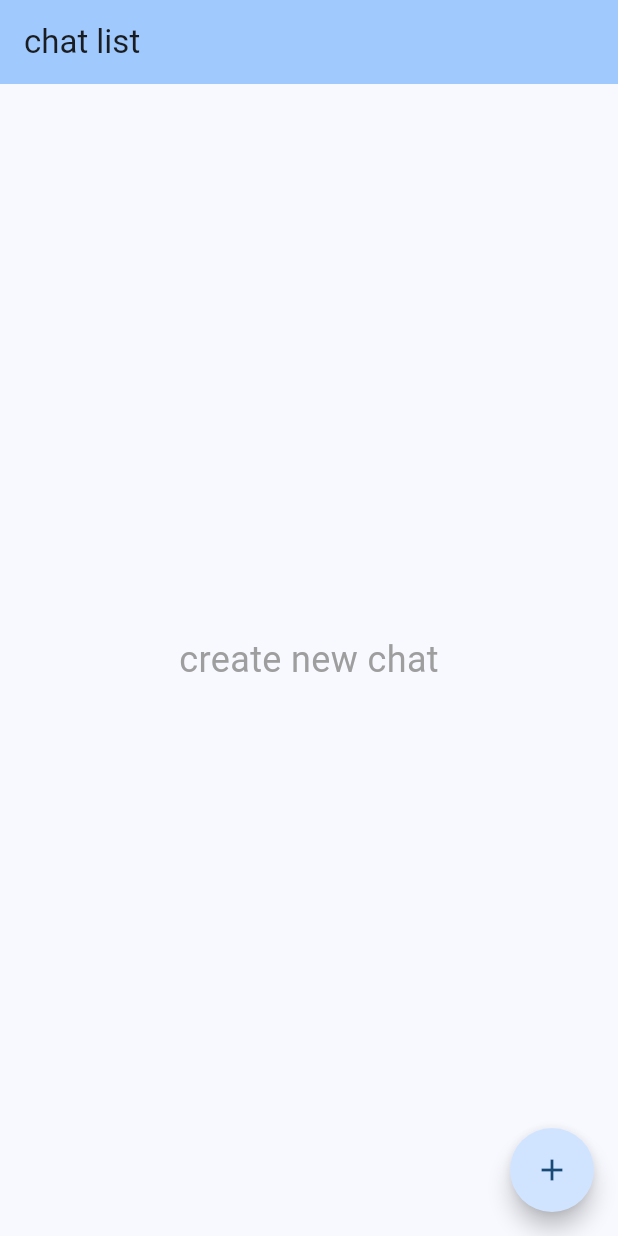
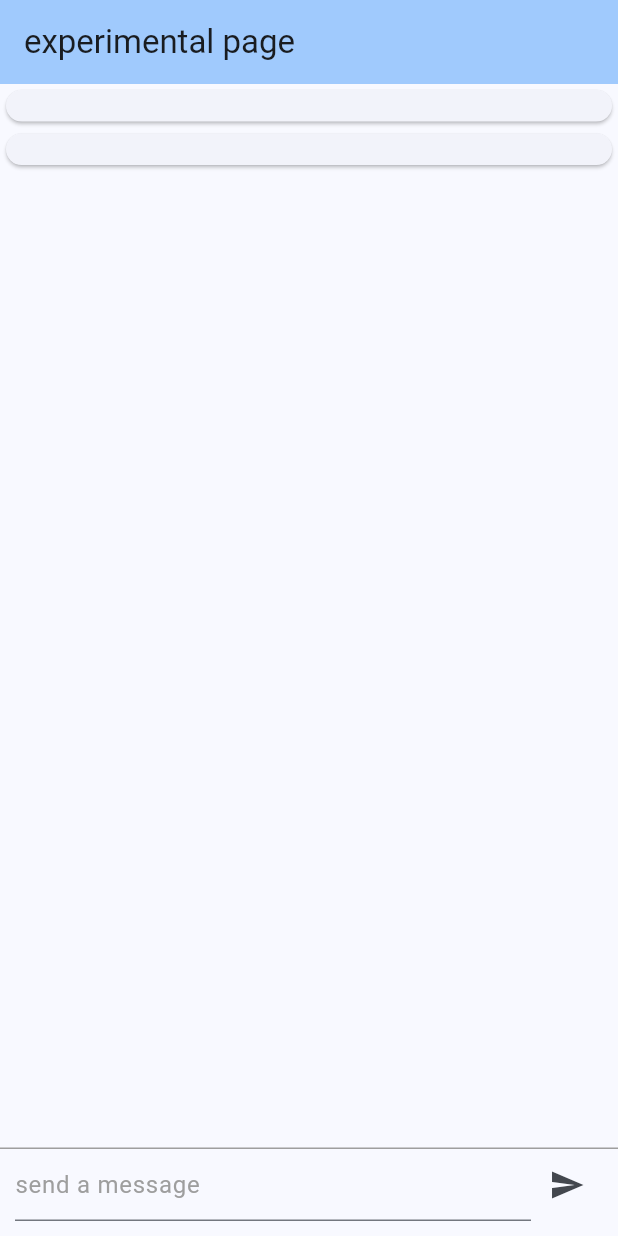
Before and after one commit to macaroni10y/flutter_training_for_spajam, a Flutter app: the screen it shows after launch, on a phone screen of 412 x 824 dp. Run offline on Flutter 3.47's test engine with Material 2 defaults, Android fonts, the phone set to English and light mode, and no system bars; our stand-ins replace chat_bubbles; missing offline and left inert: dart_openai.

Commit message:
create experimental page that is independent from my own backend api

```diff
--- /dev/null
+++ b/lib/api/open_ai_api_client.dart
@@ -0,0 +1,20 @@
+import 'package:dart_openai/dart_openai.dart';
+
+class OpenAiApiClient {
+  Future<void> getCompletion(String message, Function callback) async {
+    print("message: $message");
+    OpenAIChatCompletionModel chatCompletion =
+        await OpenAI.instance.chat.create(
+      model: "gpt-3.5-turbo",
+      messages: [
+        OpenAIChatCompletionChoiceMessageModel(
+          content: message,
+          role: OpenAIChatMessageRole.user,
+        ),
+      ],
+    );
+    chatCompletion.choices.forEach((element) {print(element);});
+
+    callback(chatCompletion.choices[0].message.content);
+  }
+}
--- a/lib/app.dart
+++ b/lib/app.dart
@@ -1,4 +1,5 @@
 import 'package:flutter/material.dart';
+import 'package:flutter_training_for_spajam/page/experiment_completion_api_page.dart';
 import 'package:flutter_training_for_spajam/page/select_page.dart';
 
 class MyApp extends StatelessWidget {
@@ -20,5 +21,5 @@ class MyHomePage extends StatelessWidget {
   const MyHomePage({super.key});
 
   @override
-  Widget build(BuildContext context) => const SelectPage();
+  Widget build(BuildContext context) => const ExperimentCompletionApiPage();
 }
--- a/lib/page/chat_page.dart
+++ b/lib/page/chat_page.dart
@@ -87,7 +87,8 @@ class _ChatPageState extends State<ChatPage> {
                 icon: const Icon(Icons.delete))
           ],
         ),
-        body: Center(
+        body: SafeArea(
+          child: Center(
             child: Column(
               mainAxisAlignment: MainAxisAlignment.center,
               children: <Widget>[
@@ -101,5 +102,6 @@ class _ChatPageState extends State<ChatPage> {
               ],
             ),
           ),
+        ),
       );
 }
--- /dev/null
+++ b/lib/page/experiment_completion_api_page.dart
@@ -0,0 +1,45 @@
+import 'package:flutter/material.dart';
+import 'package:flutter_training_for_spajam/api/open_ai_api_client.dart';
+import 'package:flutter_training_for_spajam/widget/message_bar.dart';
+
+class ExperimentCompletionApiPage extends StatefulWidget {
+  const ExperimentCompletionApiPage({super.key});
+
+  @override
+  State<StatefulWidget> createState() => _ExperimentCompletionApiPageState();
+}
+
+class _ExperimentCompletionApiPageState
+    extends State<ExperimentCompletionApiPage> {
+  String reply = '';
+  String input = '';
+
+
+  void setInput(String input) => setState(() => this.input = input);
+  void setReply(String reply) => setState(() => this.reply = reply);
+
+  void onSubmit(String data) {
+    setInput(data);
+    OpenAiApiClient().getCompletion(data, (reply) => setReply(reply));
+  }
+
+  @override
+  Widget build(BuildContext context) => Scaffold(
+  appBar: AppBar(
+  backgroundColor: Theme.of(context).colorScheme.inversePrimary,
+  title: const Text('experimental page'),),
+        body: SafeArea(
+          child: Column(children: [
+            Expanded(
+              child: ListView(
+                children: [
+                  Card(child: Text(input)),
+                  Card(child: Text(reply)),
+                ],
+              ),
+            ),
+            MessageBar(onSubmit: onSubmit),
+          ]),
+        ),
+      );
+}
--- a/pubspec.yaml
+++ b/pubspec.yaml
@@ -14,11 +14,15 @@ dependencies:
   cupertino_icons: ^1.0.2
   chat_bubbles: ^1.5.0
   ulid: ^2.0.0
+  dart_openai: ^4.0.0
+  envied: ^0.3.0+3
 
 dev_dependencies:
   flutter_test:
     sdk: flutter
   flutter_lints: ^2.0.0
+  envied_generator: ^0.3.0+3
+  build_runner: ^2.4.6
 
 flutter:
   uses-material-design: true
```
Also changed, not shown: lib/main.dart (+6 -1 lines), pubspec.lock, 2 other files. Lines whose indentation alone changed are shown as unchanged.
